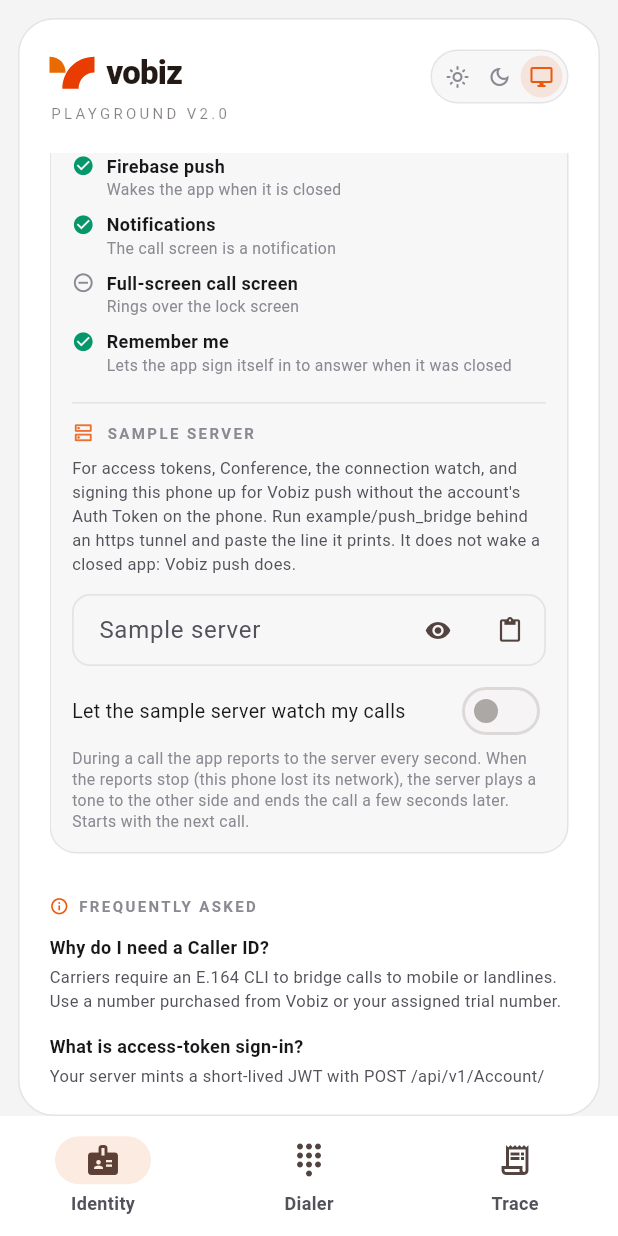
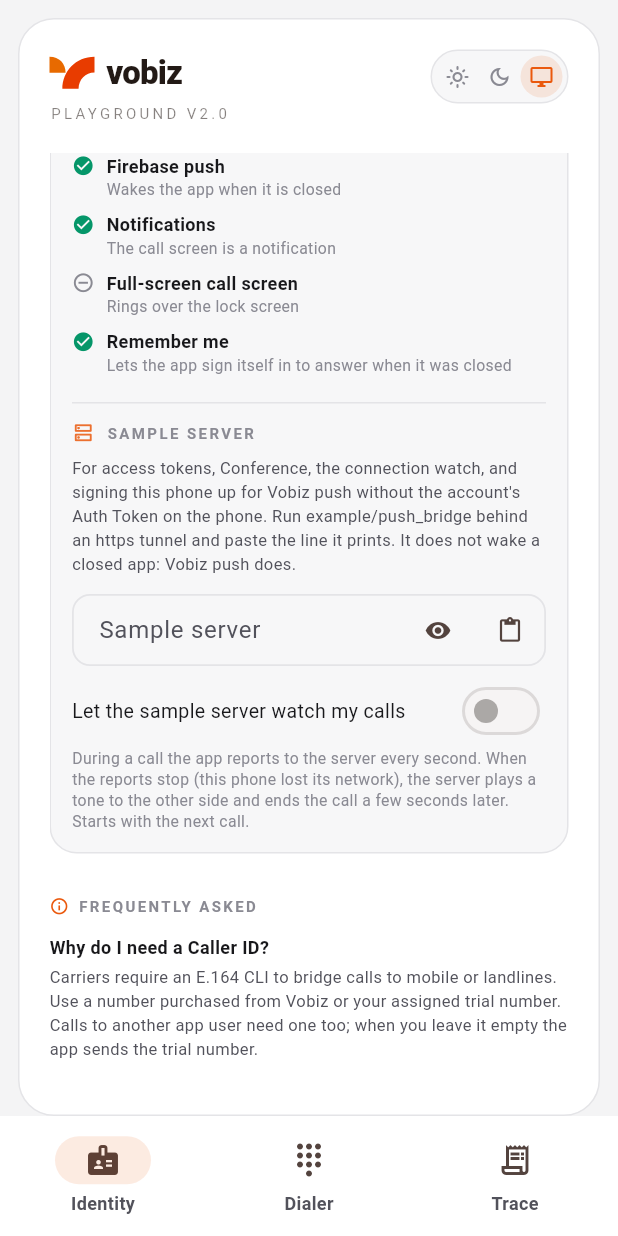
Before and after one commit to vobiz-ai/vobiz-flutter-sdk, a Flutter app: the screen it shows after launch, scrolled down 537 dp, on a phone screen of 412 x 824 dp. Run offline on Flutter 3.47's test engine with Material 3 defaults, Android fonts, the phone set to English and light mode, and no system bars; our stand-ins replace connectivity_plus, firebase_core, firebase_messaging, flutter_secure_storage, shared_preferences; missing offline and left inert: flutter_callkit_incoming, flutter_webrtc; accounts and stored records are empty; statements that could not run were skipped.

Commit message:
fix(example): send the trial number as caller ID for app-to-app calls
Calling another app user with the Caller ID field empty sent no caller ID.
The answer URL's <Dial><User> then had none, Vobiz took this phone's SIP
username as the caller ID, refused the leg, and the call failed as busy
(486). The comment claimed endpoint calls need no caller ID; they do.

With the field empty, an endpoint (Dial-User) call now sends the trial
number +12402128725 as X-VH-Caller-ID and logs it. An entered caller ID is
still used, and phone-number calls still require one. The dialer tip and
the FAQ say so; the test expects the trial number.

Co-Authored-By: Claude Opus 5.5 <noreply@anthropic.com>

```diff
--- a/example/lib/src/screens/dialer_panel.dart
+++ b/example/lib/src/screens/dialer_panel.dart
@@ -93,7 +93,8 @@ class _DialerPanelState extends State<DialerPanel> {
                     title: 'PSTN Requirement',
                     message: 'Required for calls to Mobile/Landline. Use a number purchased from '
                         'Vobiz or your trial number (e.g. +919999999999). It is sent as the '
-                        'X-VH-Caller-ID header.',
+                        'X-VH-Caller-ID header. Calls to another app user use the trial number '
+                        'when this is empty.',
                   )),
               PhoneNumberField(
                 key: const Key('callerId'),
--- a/example/lib/src/screens/identity_panel.dart
+++ b/example/lib/src/screens/identity_panel.dart
@@ -521,7 +521,8 @@ class _IdentityPanelState extends State<IdentityPanel> {
           qa('Where do I find my credentials?',
               'Auth ID and Auth Token are both on your Vobiz Console Dashboard. The Auth Token is not your login password.'),
         qa('Why do I need a Caller ID?',
-            'Carriers require an E.164 CLI to bridge calls to mobile or landlines. Use a number purchased from Vobiz or your assigned trial number.'),
+            'Carriers require an E.164 CLI to bridge calls to mobile or landlines. Use a number purchased from Vobiz or your assigned trial number. '
+            'Calls to another app user need one too; when you leave it empty the app sends the trial number.'),
         if (c.demoTools)
           qa('What does Zero-Config Setup create?',
               'An application named "Vobiz WebRTC Playground" and an endpoint aliased "Vobiz WebRTC Playground Endpoint" on your account — '
```
Also changed, not shown: example/lib/src/playground_controller.dart (+13 -4 lines), 2 other files.
